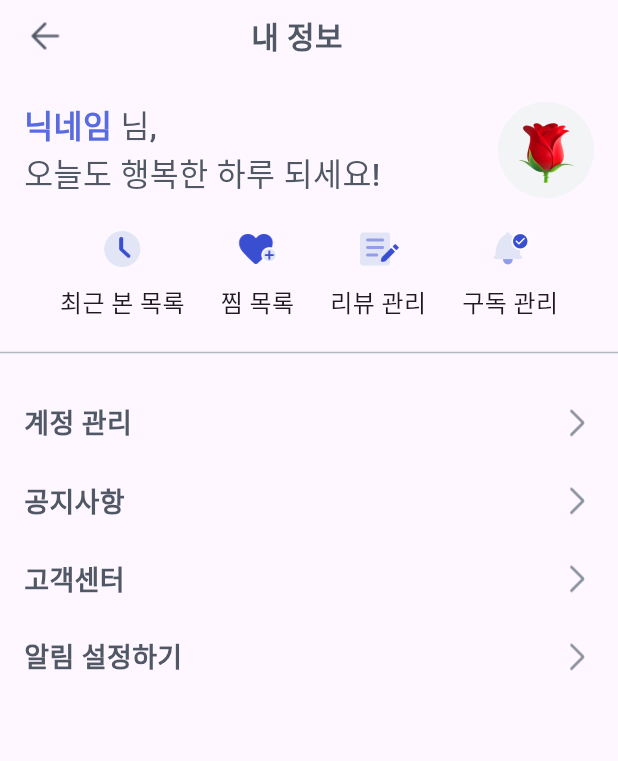
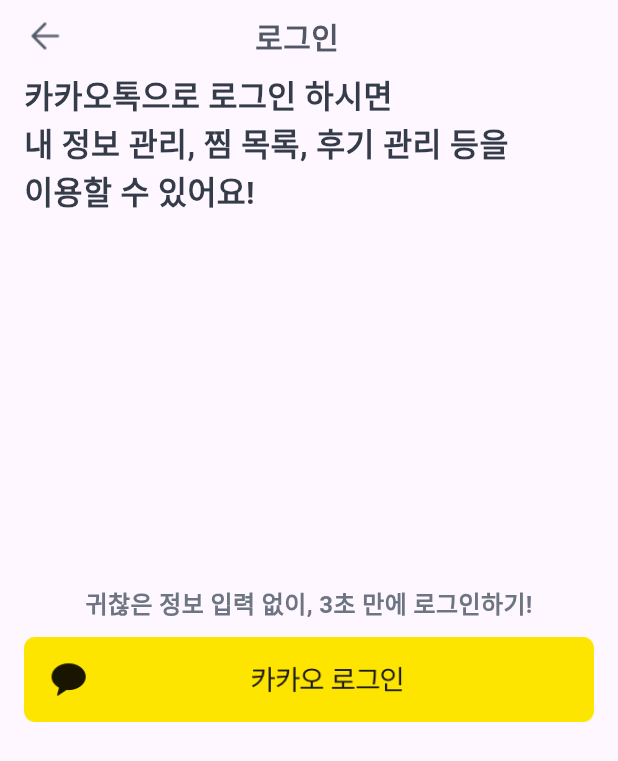
Before and after one commit to jaekyung-you/seenear_flutter, a Flutter app: the screen it shows after launch, on a phone screen of 412 x 824 dp. Shown: the top 761 px of the screen. Run offline on Flutter 3.47's test engine with Material 2 defaults, Android fonts, the phone set to English and light mode, and no system bars; drawn by our look-alikes of styled_text; our stand-ins replace get; missing offline and left inert: kakao_flutter_sdk_user.

```diff
--- a/lib/const/seenear_path.dart
+++ b/lib/const/seenear_path.dart
@@ -1,6 +1,7 @@
 class SeenearPath {
   static String MAIN = '/';
   static String HOME = '/home';
+  static String LOGIN = '/login';
   static String SIGN_UP = '/sign_up';
   static String SIGN_UP_COMPLETE = '/sign_up/complete';
   static String MY_PAGE = '/my_page';
--- a/lib/const/seenear_route.dart
+++ b/lib/const/seenear_route.dart
@@ -2,6 +2,8 @@ import 'package:get/get.dart';
 import 'package:seenear/const/seenear_path.dart';
 import 'package:seenear/presentation/home/controller/home_controller.dart';
 import 'package:seenear/presentation/home/widget/home_screen.dart';
+import 'package:seenear/presentation/login/controller/login_controller.dart';
+import 'package:seenear/presentation/login/widget/login_screen.dart';
 import 'package:seenear/presentation/my_page/controller/my_page_menu_controller.dart';
 import 'package:seenear/presentation/my_page/controller/my_page_setting_controller.dart';
 import 'package:seenear/presentation/my_page/widget/my_setting_menu/my_account_screen.dart';
@@ -28,6 +30,15 @@ class SeenearRoute {
   }
 
   static final routes = [
+    GetPage(
+      name: SeenearPath.LOGIN,
+      page: () => const LoginScreen(),
+      binding: BindingsBuilder(
+            () {
+          Get.put(LoginController());
+        },
+      ),
+    ),
     GetPage(
       name: SeenearPath.SIGN_UP,
       page: () => const SignUpScreen(),
--- a/lib/main.dart
+++ b/lib/main.dart
@@ -7,6 +7,8 @@ import 'package:seenear/const/design_system/seenear_color.dart';
 import 'package:seenear/const/design_system/textfield_with_helper.dart';
 import 'package:seenear/const/seenear_route.dart';
 import 'package:seenear/data/local/helper_text_type.dart';
+import 'package:seenear/presentation/login/controller/login_controller.dart';
+import 'package:seenear/presentation/login/widget/login_screen.dart';
 import 'package:seenear/presentation/my_page/controller/my_page_menu_controller.dart';
 import 'package:seenear/presentation/my_page/controller/my_page_setting_controller.dart';
 import 'package:seenear/presentation/my_page/widget/my_page_menu/my_page_screen.dart';
@@ -36,8 +38,7 @@ class MyApp extends StatelessWidget {
       initialRoute: '/',
       initialBinding: BindingsBuilder(
         () {
-          Get.put(MyPageMenuController());
-          Get.put(MyPageSettingController());
+          Get.put(LoginController());
         },
       ),
       // initialRoute: SeenearPath.SIGN_UP,
@@ -46,7 +47,7 @@ class MyApp extends StatelessWidget {
         colorScheme: ColorScheme.fromSeed(seedColor: Colors.deepPurple),
         useMaterial3: true,
       ),
-      home: MyPageScreen(),
+      home: LoginScreen(),
     );
   }
 }
--- /dev/null
+++ b/lib/presentation/login/controller/login_controller.dart
@@ -0,0 +1,5 @@
+import 'package:get/get.dart';
+
+class LoginController extends GetxController {
+
+}
--- /dev/null
+++ b/lib/presentation/login/widget/login_screen.dart
@@ -0,0 +1,58 @@
+import 'package:flutter/material.dart';
+import 'package:get/get.dart';
+import 'package:seenear/const/design_system/base_header.dart';
+import 'package:seenear/const/design_system/seenear_color.dart';
+import 'package:seenear/presentation/base_widget/seenear_base_scaffold.dart';
+import 'package:seenear/presentation/login/controller/login_controller.dart';
+
+class LoginScreen extends GetView<LoginController> {
+  const LoginScreen({super.key});
+
+  @override
+  Widget build(BuildContext context) {
+    return SeenearBaseScaffold(
+      child: Padding(
+        padding: const EdgeInsets.symmetric(horizontal: 16.0),
+        child: Column(
+          crossAxisAlignment: CrossAxisAlignment.start,
+          children: [
+            const BaseHeader(title: '로그인'),
+            Expanded(
+              child: Stack(
+                alignment: Alignment.topLeft,
+                children: [
+                  Text(
+                    '카카오톡으로 로그인 하시면\n내 정보 관리, 찜 목록, 후기 관리 등을\n이용할 수 있어요!',
+                    style: TextStyle(
+                      fontWeight: FontWeight.w700,
+                      fontSize: 21,
+                      color: SeenearColor.grey70,
+                    ),
+                  ),
+                  Column(
+                    mainAxisAlignment: MainAxisAlignment.center,
+                    children: [
+                      Text(
+                        '귀찮은 정보 입력 없이, 3초 만에 로그인하기!',
+                        style: TextStyle(
+                          fontSize: 16,
+                          fontWeight: FontWeight.w600,
+                          color: SeenearColor.grey50,
+                        ),
+                      ),
+                      const SizedBox(height: 10,),
+                      InkWell(
+                        onTap: () {},
+                        child: Image.asset('assets/images/kakao_login_button.png'),
+                      ),
+                    ],
+                  ),
+                ],
+              ),
+            )
+          ],
+        ),
+      ),
+    );
+  }
+}
```
Also changed, not shown: assets/images/kakao_login_button.png (added).
